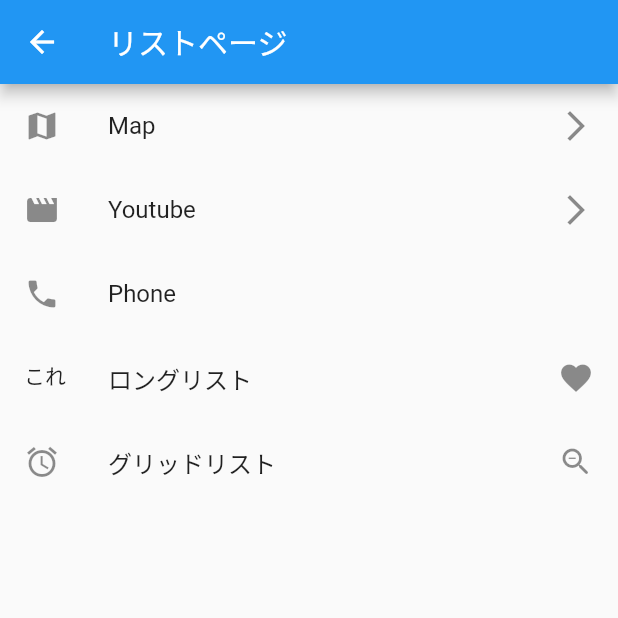
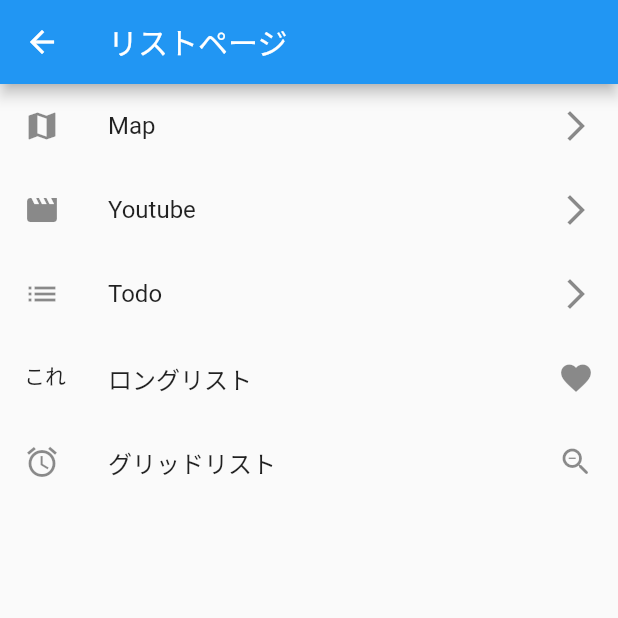
Before and after one commit to oshinkoshinko/myapp, a Flutter app: the ListPage screen opened directly, on a phone screen of 412 x 824 dp, the top half of it. Run offline on Flutter 3.47's test engine with Material 2 defaults, Android fonts, the phone set to English and light mode, and no system bars.

Commit message:
Add todo.dart file for todo list practice

```diff
--- a/lib/list.dart
+++ b/lib/list.dart
@@ -3,6 +3,7 @@ import 'package:flutter/material.dart';
 import 'package:flutter_app/grid_list.dart';
 import 'package:flutter_app/long_lists.dart';
 import 'package:flutter_app/next_page.dart';
+import 'package:flutter_app/todo.dart';
 import 'package:flutter_app/youtube.dart';
 
 class ListPage extends StatelessWidget {
@@ -31,8 +32,15 @@ class ListPage extends StatelessWidget {
             },
           ),
           ListTile(
-            leading: Icon(Icons.phone),
-            title: Text('Phone'),
+            leading: Icon(Icons.list),
+            title: Text('Todo'),
+            trailing: Icon(Icons.arrow_forward_ios),
+            onTap: () {
+              Navigator.push(
+                  context,
+                  MaterialPageRoute(builder: (context) => TodoPage()),
+              );
+            },
           ),
           ListTile(
             leading: Text('これ'),
```
Also changed, not shown: lib/todo.dart (added, +20 -0 lines).
